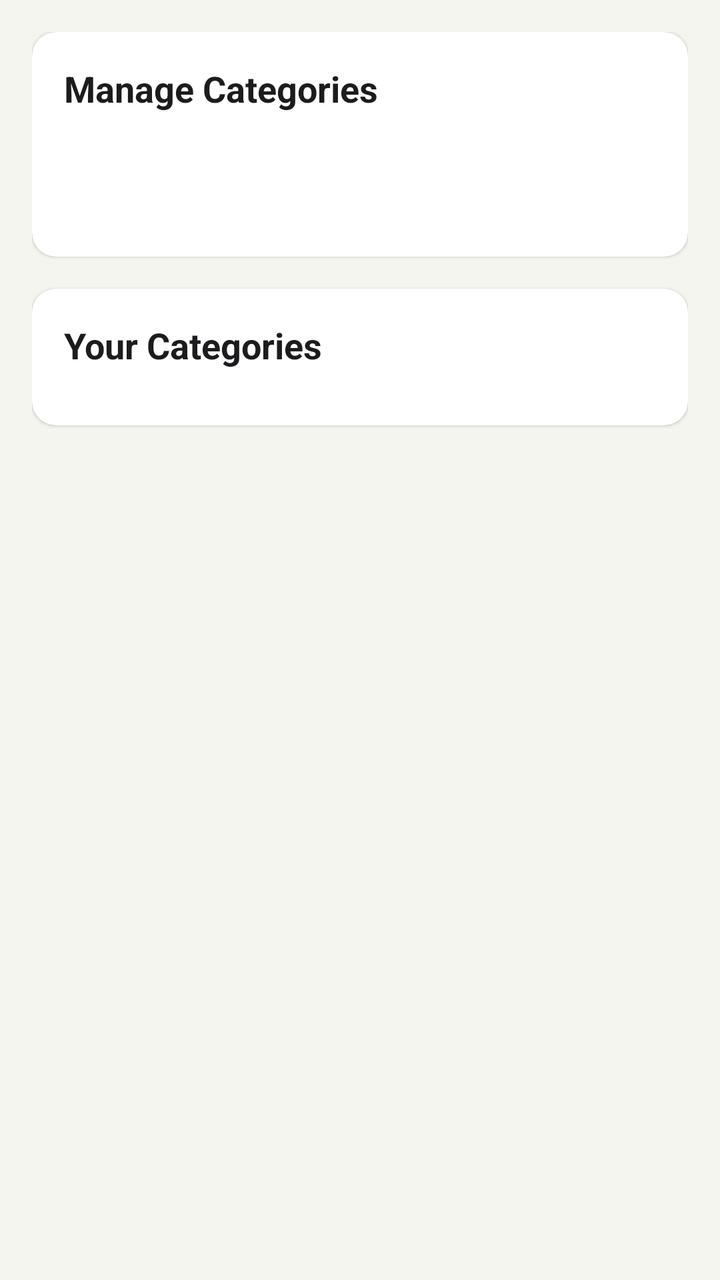
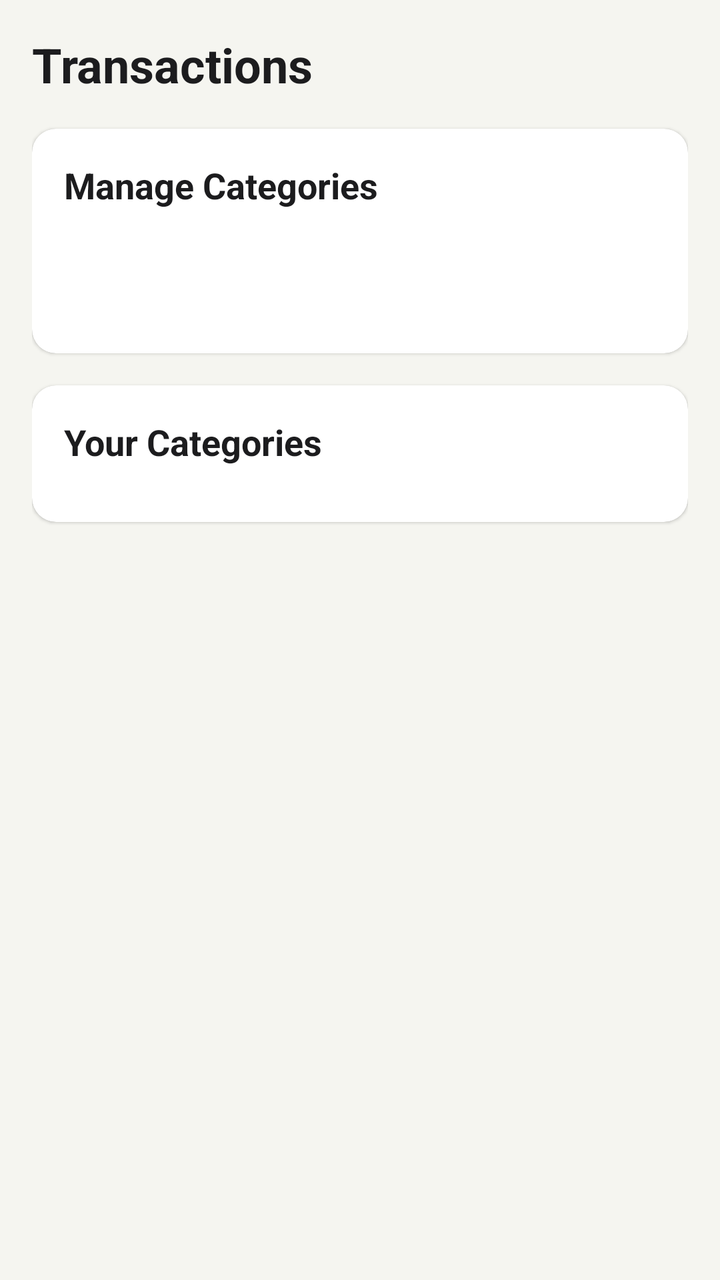

The first picture is an Android layout as it rendered before a commit; the second is the same layout after the commit. The layout source and the unified diff follow.
<!-- AndroidManifest.xml: application theme Theme.HarmonieBudget -->
<!-- res/layout/fragment_transactions.xml -->
<?xml version="1.0" encoding="utf-8"?>
<androidx.core.widget.NestedScrollView
    xmlns:android="http://schemas.android.com/apk/res/android"
    xmlns:app="http://schemas.android.com/apk/res-auto"
    android:layout_width="match_parent"
    android:layout_height="match_parent"
    android:fillViewport="true"
    android:background="@color/background_light"
    android:scrollbars="vertical">

    <LinearLayout
        android:layout_width="match_parent"
        android:layout_height="wrap_content"
        android:orientation="vertical"
        android:padding="16dp"
        android:paddingBottom="32dp">

        <com.google.android.material.card.MaterialCardView
            android:id="@+id/card_manage_categories"
            android:layout_width="match_parent"
            android:layout_height="wrap_content"
            android:layout_marginBottom="16dp"
            app:cardCornerRadius="12dp"
            app:cardElevation="1dp"
            app:cardBackgroundColor="@color/surface_light">

            <LinearLayout
                android:layout_width="match_parent"
                android:layout_height="wrap_content"
                android:orientation="vertical"
                android:padding="16dp">

                <TextView
                    android:layout_width="wrap_content"
                    android:layout_height="wrap_content"
                    android:text="@string/manage_categories"
                    android:textSize="18sp"
                    android:textStyle="bold"
                    android:textColor="@color/text_primary_light" />

                
                <Button
                    android:id="@+id/btn_manage_categories"
                    style="@style/StandardButton"
                    android:layout_width="match_parent"
                    android:layout_height="wrap_content"
                    android:layout_marginTop="8dp"
                    android:text="@string/add_category_button" />

            </LinearLayout>
        </com.google.android.material.card.MaterialCardView>

        <com.google.android.material.card.MaterialCardView
            android:layout_width="match_parent"
            android:layout_height="wrap_content"
            app:cardCornerRadius="12dp"
            app:cardElevation="1dp"
            app:cardBackgroundColor="@color/surface_light">

            <LinearLayout
                android:layout_width="match_parent"
                android:layout_height="wrap_content"
                android:orientation="vertical"
                android:padding="16dp">

                <TextView
                    android:layout_width="wrap_content"
                    android:layout_height="wrap_content"
                    android:text="@string/your_categories"
                    android:textSize="18sp"
                    android:textStyle="bold"
                    android:textColor="@color/text_primary_light"
                    android:layout_marginBottom="12dp" />

                <LinearLayout
                    android:id="@+id/categories_container"
                    android:layout_width="match_parent"
                    android:layout_height="wrap_content"
                    android:orientation="vertical" />

            </LinearLayout>
        </com.google.android.material.card.MaterialCardView>

    </LinearLayout>
</androidx.core.widget.NestedScrollView>
<!-- resources referenced by this layout -->
<resources>
  <color name="background_light">#F5F5F0</color>
  <color name="surface_light">#FFFFFF</color>
  <color name="text_primary_light">#1C1C1E</color>
  <string name="add_category_button">ADD CATEGORY</string>
  <string name="manage_categories">Manage Categories</string>
  <string name="your_categories">Your Categories</string>
  <style name="StandardButton" parent="Widget.MaterialComponents.Button">
          <item name="android:backgroundTint">@color/button_background_standard</item>
          <item name="android:textColor">@color/button_text_standard</item>
          <item name="android:textSize">14sp</item>
          <item name="android:textStyle">bold</item>
          <item name="android:minHeight">48dp</item>
          <item name="android:minWidth">0dp</item>
          <item name="android:paddingStart">16dp</item>
          <item name="android:paddingEnd">16dp</item>
          <item name="cornerRadius">8dp</item>
      </style>
  <style name="Theme.HarmonieBudget" parent="Theme.MaterialComponents.DayNight.NoActionBar">
  
          <item name="colorPrimary">@color/purple_500</item>
          <item name="colorPrimaryVariant">@color/purple_700</item>
          <item name="colorSecondary">@color/teal_200</item>
  
          <item name="android:windowBackground">@color/background_light</item>
  
          
          <item name="android:textColor">@color/text_primary_light</item>
          <item name="android:textColorPrimary">@color/text_primary_light</item>
          <item name="android:textColorSecondary">@color/text_secondary_light</item>
          <item name="android:textColorHint">@color/text_hint_light</item>
  
          <item name="colorControlNormal">@color/text_secondary_light</item>
          <item name="colorControlActivated">@color/accent_blue</item>
          <item name="colorButtonNormal">@color/button_background_standard</item>
  
          <item name="cardViewStyle">@style/CardViewLight</item>
  
      </style>
  <color name="button_background_standard">#000000</color>
  <color name="button_text_standard">#FFFFFF</color>
  <color name="purple_500">#FF6200EE</color>
  <color name="purple_700">#FF3700B3</color>
  <color name="teal_200">#FF03DAC5</color>
  <color name="text_secondary_light">#8E8E93</color>
  <color name="text_hint_light">#C7C7CC</color>
  <color name="accent_blue">#007AFF</color>
  <style name="CardViewLight" parent="CardView">
          <item name="cardBackgroundColor">@color/surface_light</item>
          <item name="cardElevation">1dp</item>
          <item name="cardCornerRadius">12dp</item>
      </style>
</resources>

<!-- the commit's change to res/layout/fragment_transactions.xml (unified diff, before → after) -->
@@ -14,6 +14,16 @@
         android:orientation="vertical"
         android:padding="16dp"
         android:paddingBottom="32dp">
+
+        
+        <TextView
+            android:layout_width="wrap_content"
+            android:layout_height="wrap_content"
+            android:text="@string/transactions_screen_title"
+            android:textSize="24sp"
+            android:textStyle="bold"
+            android:textColor="@color/text_primary_light"
+            android:layout_marginBottom="16dp" />
 
         <com.google.android.material.card.MaterialCardView
             android:id="@+id/card_manage_categories"
@@ -38,7 +48,6 @@
                     android:textStyle="bold"
                     android:textColor="@color/text_primary_light" />
 
-                
                 <Button
                     android:id="@+id/btn_manage_categories"
                     style="@style/StandardButton"
<!-- resource entries referenced after the edit -->
@@ -5,6 +5,7 @@
   <color name="text_primary_light">#1C1C1E</color>
   <string name="add_category_button">ADD CATEGORY</string>
   <string name="manage_categories">Manage Categories</string>
+  <string name="transactions_screen_title">Transactions</string>
   <string name="your_categories">Your Categories</string>
   <style name="StandardButton" parent="Widget.MaterialComponents.Button">
           <item name="android:backgroundTint">@color/button_background_standard</item>
